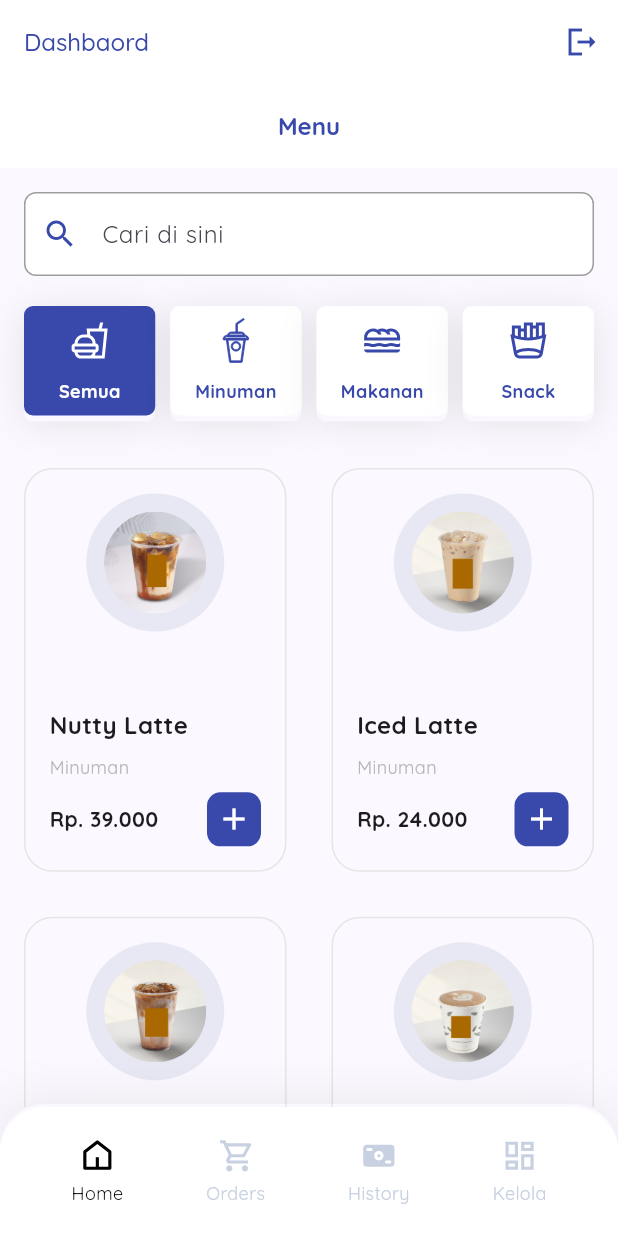
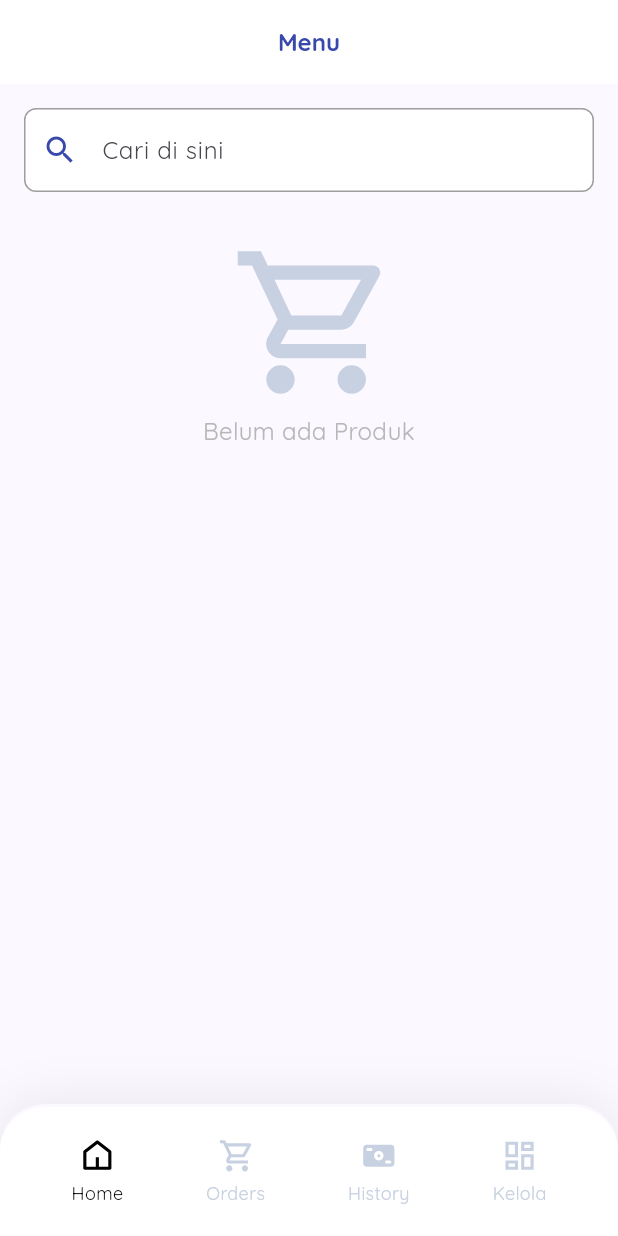
Before and after one commit to setiawanDedi05/pos_bengkel, a Flutter app: the DashboardPage screen opened directly, on a phone screen of 412 x 824 dp. Run offline on Flutter 3.47's test engine with Material 3 defaults, Android fonts, the phone set to English and light mode, and no system bars; our stand-ins replace bloc, dartz, flutter_bloc, flutter_svg, freezed_annotation, google_fonts and 3 more; accounts and stored records are empty.

Commit message:
FIC 11 Product Online and offline

```diff
--- a/lib/core/constants/variables.dart
+++ b/lib/core/constants/variables.dart
@@ -1,3 +1,5 @@
 class Variables {
-  static const String baseUrl = 'https://pos-bengkel.ds-porto.my.id';
+  // static const String baseUrl = 'https://pos-bengkel.ds-porto.my.id';
+  static const String baseUrl = 'http://192.168.43.97:8000';
+  static const String imageBaseUrl = '$baseUrl/storage/products/';
 }
--- /dev/null
+++ b/lib/data/models/response/products_response_model.dart
@@ -0,0 +1,77 @@
+import 'dart:convert';
+
+class ProductsResponseModel {
+  final bool success;
+  final String message;
+  final List<Product> data;
+
+  ProductsResponseModel({
+    required this.success,
+    required this.message,
+    required this.data,
+  });
+
+  factory ProductsResponseModel.fromJson(String str) => ProductsResponseModel.fromMap(json.decode(str));
+
+  String toJson() => json.encode(toMap());
+
+  factory ProductsResponseModel.fromMap(Map<String, dynamic> json) => ProductsResponseModel(
+    success: json["success"],
+    message: json["message"],
+    data: List<Product>.from(json["data"].map((x) => Product.fromMap(x))),
+  );
+
+  Map<String, dynamic> toMap() => {
+    "success": success,
+    "message": message,
+    "data": List<dynamic>.from(data.map((x) => x.toMap())),
+  };
+}
+
+class Product {
+  final int id;
+  final String name;
+  final String description;
+  final String price;
+  final String stock;
+  final String image;
+  final DateTime createdAt;
+  final DateTime updatedAt;
+
+  Product({
+    required this.id,
+    required this.name,
+    required this.description,
+    required this.price,
+    required this.stock,
+    required this.image,
+    required this.createdAt,
+    required this.updatedAt,
+  });
+
+  factory Product.fromJson(String str) => Product.fromMap(json.decode(str));
+
+  String toJson() => json.encode(toMap());
+
+  factory Product.fromMap(Map<String, dynamic> json) => Product(
+    id: json["id"],
+    name: json["name"],
+    description: json["description"],
+    price: json["price"],
+    stock: json["stock"],
+    image: json["image"],
+    createdAt: DateTime.parse(json["created_at"]),
+    updatedAt: DateTime.parse(json["updated_at"]),
+  );
+
+  Map<String, dynamic> toMap() => {
+    "id": id,
+    "name": name,
+    "description": description,
+    "price": price,
+    "stock": stock,
+    "image": image,
+    "created_at": createdAt.toIso8601String(),
+    "updated_at": updatedAt.toIso8601String(),
+  };
+}
--- a/lib/main.dart
+++ b/lib/main.dart
@@ -2,8 +2,10 @@ import 'package:flutter/material.dart';
 import 'package:flutter_bloc/flutter_bloc.dart';
 import 'package:google_fonts/google_fonts.dart';
 import 'package:pos_bengkel/data/datasources/auth_local_datasource.dart';
+import 'package:pos_bengkel/data/datasources/product_remote_datasource.dart';
 import 'package:pos_bengkel/presentation/auth/pages/login_page.dart';
 import 'package:pos_bengkel/presentation/home/bloc/logout/logout_bloc.dart';
+import 'package:pos_bengkel/presentation/home/bloc/product/product_bloc.dart';
 import 'package:pos_bengkel/presentation/home/pages/dashboard_page.dart';
 
 import 'core/constants/colors.dart';
@@ -27,6 +29,9 @@ class MyApp extends StatelessWidget {
         ),
         BlocProvider(
           create: (context) => LogoutBloc(AuthRemoteDatasource()),
+        ),
+        BlocProvider(
+          create: (context) => ProductBloc(ProductRemoteDataSource())..add(const ProductEvent.fetchLocal()),
         ),
       ],
       child: MaterialApp(
--- /dev/null
+++ b/lib/presentation/home/bloc/product/product_bloc.dart
@@ -0,0 +1,42 @@
+import 'package:bloc/bloc.dart';
+import 'package:freezed_annotation/freezed_annotation.dart';
+import 'package:pos_bengkel/data/datasources/product_local_datasource.dart';
+import 'package:pos_bengkel/data/models/response/products_response_model.dart';
+
+import '../../../../data/datasources/product_remote_datasource.dart';
+
+part 'product_event.dart';
+part 'product_state.dart';
+part 'product_bloc.freezed.dart';
+
+class ProductBloc extends Bloc<ProductEvent, ProductState> {
+  List<Product> products = [];
+  final ProductRemoteDataSource _productRemoteDataSource;
+  ProductBloc(this._productRemoteDataSource) : super(const ProductState.initial()) {
+    on<_Fetch>((event, emit) async {
+      emit(const ProductState.loading());
+      final response = await _productRemoteDataSource.getProducts();
+      response.fold(
+            (l) => emit(ProductState.error(l)),
+            (r) {
+              products = r.data;
+              emit(ProductState.success(r.data));
+            }
+      );
+    });
+
+    on<_FetchByName>((event, emit) async {
+      emit(const ProductState.loading());
+      final newProducts = products.where((element) => element.name.toLowerCase().contains(event.name.toLowerCase())).toList();
+
+      emit(ProductState.success(newProducts));
+    });
+
+    on<_FetchLocal>((event, emit) async {
+      emit(const ProductState.loading());
+      final localProducts = await ProductLocalDataSource.instance.getAllProduct();
+      products = localProducts;
+      emit(ProductState.success(products));
+    });
+  }
+}
--- /dev/null
+++ b/lib/presentation/home/bloc/product/product_event.dart
@@ -0,0 +1,9 @@
+part of 'product_bloc.dart';
+
+@freezed
+class ProductEvent with _$ProductEvent {
+  const factory ProductEvent.started() = _Started;
+  const factory ProductEvent.fetch() = _Fetch;
+  const factory ProductEvent.fetchByName(String name) = _FetchByName;
+  const factory ProductEvent.fetchLocal() = _FetchLocal;
+}
--- /dev/null
+++ b/lib/presentation/home/bloc/product/product_state.dart
@@ -0,0 +1,9 @@
+part of 'product_bloc.dart';
+
+@freezed
+class ProductState with _$ProductState {
+  const factory ProductState.initial() = _Initial;
+  const factory ProductState.loading() = _Loading;
+  const factory ProductState.success(List<Product> contentResponse) = _Success;
+  const factory ProductState.error(String message) = _Error;
+}
--- a/lib/presentation/home/pages/dashboard_page.dart
+++ b/lib/presentation/home/pages/dashboard_page.dart
@@ -1,12 +1,6 @@
-import 'dart:convert';
-
 import 'package:flutter/material.dart';
-import 'package:flutter_bloc/flutter_bloc.dart';
-import 'package:pos_bengkel/data/datasources/auth_local_datasource.dart';
-import 'package:pos_bengkel/presentation/auth/pages/login_page.dart';
-import 'package:pos_bengkel/presentation/home/bloc/logout/logout_bloc.dart';
 import 'package:pos_bengkel/presentation/home/pages/home_page.dart';
-
+import 'package:pos_bengkel/presentation/setting/pages/setting_page.dart';
 import '../../../core/assets/assets.gen.dart';
 import '../../../core/constants/colors.dart';
 import '../widget/nav_item.dart';
@@ -34,12 +28,7 @@ class _DashboardPageState extends State<DashboardPage> {
     const Center(
       child: Text("History"),
     ),
-    const Center(
-      child: Text("Menu"),
-    )
-    // const HomePage(),
-    // const OrdersPage(),
-    // const ManageMenuPage(),
+    const SettingPage()
   ];
 
   void _onItemTapped(int index) {
@@ -51,44 +40,6 @@ class _DashboardPageState extends State<DashboardPage> {
   @override
   Widget build(BuildContext context) {
     return Scaffold(
-      appBar: AppBar(
-        title: const Text('Dashbaord'),
-        actions: [
-          BlocConsumer<LogoutBloc, LogoutState>(
-            listener: (context, state) {
-              state.maybeMap(
-                orElse: () {},
-                error: (e){
-                  var message = jsonDecode(e.message);
-                  ScaffoldMessenger.of(context).showSnackBar(
-                    SnackBar(
-                      content: Text(message["message"]),
-                      backgroundColor: Colors.red,
-                    ),
-                  );
-                },
-                success: (coba) {
-                  AuthLocalDataSource().removeAuthData();
-                  Navigator.pushReplacement(
-                    context,
-                    MaterialPageRoute(
-                      builder: (context) => const LoginPage(),
-                    ),
-                  );
-                },
-              );
-            },
-            builder: (context, state) {
-              return IconButton(
-                onPressed: () {
-                  context.read<LogoutBloc>().add(const LogoutEvent.logout());
-                },
-                icon: const Icon(Icons.logout_sharp),
-              );
-            },
-          )
-        ],
-      ),
       body: _pages[_selectedIndex],
       bottomNavigationBar: Container(
         padding: const EdgeInsets.all(20.0),
--- a/lib/presentation/home/pages/home_page.dart
+++ b/lib/presentation/home/pages/home_page.dart
@@ -1,12 +1,10 @@
 import 'package:flutter/material.dart';
-import '../../../core/assets/assets.gen.dart';
-import '../../../core/components/menu_button.dart';
+import 'package:flutter_bloc/flutter_bloc.dart';
+import 'package:pos_bengkel/presentation/home/widget/product_empty.dart';
 import '../../../core/components/search_input.dart';
 import '../../../core/components/spaces.dart';
-import '../models/product_category_model.dart';
-import '../models/product_model.dart';
+import '../bloc/product/product_bloc.dart';
 import '../widget/product_card.dart';
-import '../widget/product_empty.dart';
 
 class HomePage extends StatefulWidget {
   const HomePage({super.key});
@@ -17,64 +15,15 @@ class HomePage extends StatefulWidget {
 
 class _HomePageState extends State<HomePage> {
   final searchController = TextEditingController();
-  final indexValue = ValueNotifier(0);
-
-  List<ProductModel> searchResults = [];
-  final List<ProductModel> products = [
-    ProductModel(
-      image: Assets.images.f1.path,
-      name: 'Nutty Latte',
-      category: ProductCategoryModel.drink,
-      price: 39000,
-      stock: 10,
-    ),
-    ProductModel(
-      image: Assets.images.f2.path,
-      name: 'Iced Latte',
-      category: ProductCategoryModel.drink,
-      price: 24000,
-      stock: 10,
-    ),
-    ProductModel(
-      image: Assets.images.f3.path,
-      name: 'Iced Mocha',
-      category: ProductCategoryModel.drink,
-      price: 33000,
-      stock: 10,
-    ),
-    ProductModel(
-      image: Assets.images.f4.path,
-      name: 'Hot Mocha',
-      category: ProductCategoryModel.drink,
-      price: 33000,
-      stock: 10,
-    ),
-  ];
 
   @override
   void initState() {
-    searchResults = products;
     super.initState();
-  }
-
-  void onCategoryTap(int index) {
-    searchController.clear();
-    indexValue.value = index;
-    if (index == 0) {
-      searchResults = products;
-    } else {
-      searchResults = products
-          .where((e) => e.category.index.toString().contains(index.toString()))
-          .toList();
-    }
-    setState(() {});
+    context.read<ProductBloc>().add(const ProductEvent.fetchLocal());
   }
 
   @override
   Widget build(BuildContext context) {
-    if (products.isEmpty) {
-      return const ProductEmpty();
-    }
     return SafeArea(
       child: Scaffold(
         appBar: AppBar(
@@ -92,72 +41,42 @@ class _HomePageState extends State<HomePage> {
             SearchInput(
               controller: searchController,
               onChanged: (value) {
-                indexValue.value = 0;
-                searchResults = products
-                    .where((e) =>
-                    e.name.toLowerCase().contains(value.toLowerCase()))
-                    .toList();
-                setState(() {});
+                context.read<ProductBloc>().add(ProductEvent.fetchByName(value));
               },
             ),
-            const SpaceHeight(20.0),
-            ValueListenableBuilder(
-              valueListenable: indexValue,
-              builder: (context, value, _) => Row(
-                children: [
-                  MenuButton(
-                    iconPath: Assets.icons.allCategories.path,
-                    label: 'Semua',
-                    isActive: value == 0,
-                    onPressed: () => onCategoryTap(0),
-                  ),
-                  const SpaceWidth(10.0),
-                  MenuButton(
-                    iconPath: Assets.icons.drink.path,
-                    label: 'Minuman',
-                    isActive: value == 1,
-                    onPressed: () => onCategoryTap(1),
-                  ),
-                  const SpaceWidth(10.0),
-                  MenuButton(
-                    iconPath: Assets.icons.food.path,
-                    label: 'Makanan',
-                    isActive: value == 2,
-                    onPressed: () => onCategoryTap(2),
-                  ),
-                  const SpaceWidth(10.0),
-                  MenuButton(
-                    iconPath: Assets.icons.snack.path,
-                    label: 'Snack',
-                    isActive: value == 3,
-                    onPressed: () => onCategoryTap(3),
-                  ),
-                ],
-              ),
-            ),
-            const SpaceHeight(35.0),
-            if (searchResults.isEmpty)
-              const Padding(
-                padding: EdgeInsets.only(top: 80.0),
-                child: ProductEmpty(),
-              )
-            else
-              GridView.builder(
+            const SpaceHeight(30.0),
+            BlocBuilder<ProductBloc, ProductState>(
+              builder: (context, state) {
+                return state.maybeWhen(
+                    orElse: () {
+                      return const SizedBox();
+                    },
+                    loading: () {
+                      return const Center(
+                        child: CircularProgressIndicator(),
+                      );
+                    },
+                    success: (products) {
+                      if (products.isEmpty) return const ProductEmpty();
+                      return GridView.builder(
                         shrinkWrap: true,
                         physics: const NeverScrollableScrollPhysics(),
-                itemCount: searchResults.length,
-                gridDelegate: const SliverGridDelegateWithFixedCrossAxisCount(
+                        itemCount: products.length,
+                        gridDelegate:
+                            const SliverGridDelegateWithFixedCrossAxisCount(
                           childAspectRatio: 0.65,
                           crossAxisCount: 2,
                           crossAxisSpacing: 30.0,
                           mainAxisSpacing: 30.0,
                         ),
                         itemBuilder: (context, index) => ProductCard(
-                  data: searchResults[index],
+                          data: products[index],
                           onCartButton: () {},
                         ),
+                      );
+                    });
+              },
             ),
-            const SpaceHeight(30.0),
           ],
         ),
       ),
--- a/lib/presentation/home/widget/product_card.dart
+++ b/lib/presentation/home/widget/product_card.dart
@@ -1,10 +1,13 @@
+import 'package:cached_network_image/cached_network_image.dart';
 import 'package:flutter/material.dart';
+import 'package:pos_bengkel/core/constants/variables.dart';
+import 'package:pos_bengkel/core/extensions/int_ext.dart';
 import '../../../core/components/spaces.dart';
 import '../../../core/constants/colors.dart';
-import '../models/product_model.dart';
+import '../../../data/models/response/products_response_model.dart';
 
 class ProductCard extends StatelessWidget {
-  final ProductModel data;
+  final Product data;
   final VoidCallback onCartButton;
 
   const ProductCard({
@@ -35,11 +38,12 @@ class ProductCard extends StatelessWidget {
             ),
             child: ClipRRect(
               borderRadius: const BorderRadius.all(Radius.circular(50.0)),
-              child: Image.asset(
-                data.image,
-                width: 68,
-                height: 68,
-                fit: BoxFit.cover,
+              child:
+              CachedNetworkImage(
+                imageUrl: "${Variables.imageBaseUrl}${data.image}",
+                progressIndicatorBuilder: (context, url, downloadProgress) =>
+                    CircularProgressIndicator(value: downloadProgress.progress),
+                errorWidget: (context, url, error) => const Icon(Icons.error, size: 54,),
               ),
             ),
           ),
@@ -54,20 +58,12 @@ class ProductCard extends StatelessWidget {
             overflow: TextOverflow.ellipsis,
           ),
           const SpaceHeight(8.0),
-          Text(
-            data.category.value,
-            style: const TextStyle(
-              color: AppColors.grey,
-              fontSize: 12,
-            ),
-          ),
-          const SpaceHeight(8.0),
           Row(
             mainAxisAlignment: MainAxisAlignment.spaceBetween,
             children: [
               Flexible(
                 child: Text(
-                  data.priceFormat,
+                  int.parse(data.price).currencyFormatRp,
                   style: const TextStyle(
                     fontWeight: FontWeight.w700,
                   ),
@@ -85,7 +81,7 @@ class ProductCard extends StatelessWidget {
                       Icons.add,
                       color: Colors.white,
                     ) //Assets.icons.orders.svg(),
-                ),
+                    ),
               ),
             ],
           ),
--- a/pubspec.yaml
+++ b/pubspec.yaml
@@ -44,6 +44,8 @@ dependencies:
   image_picker: ^1.0.5
   intl: ^0.19.0
   shared_preferences: ^2.2.2
+  cached_network_image: ^3.3.1
+  sqflite: ^2.3.2
 
 dev_dependencies:
   flutter_test:
```
Also changed, not shown: lib/data/datasources/product_local_datasource.dart (added, +65 -0 lines), lib/data/datasources/product_remote_datasource.dart (added, +26 -0 lines), lib/presentation/setting/pages/setting_page.dart (added, +112 -0 lines), lib/presentation/home/bloc/product/product_bloc.freezed.dart (added), pubspec.lock. Lines whose indentation alone changed are shown as unchanged.
